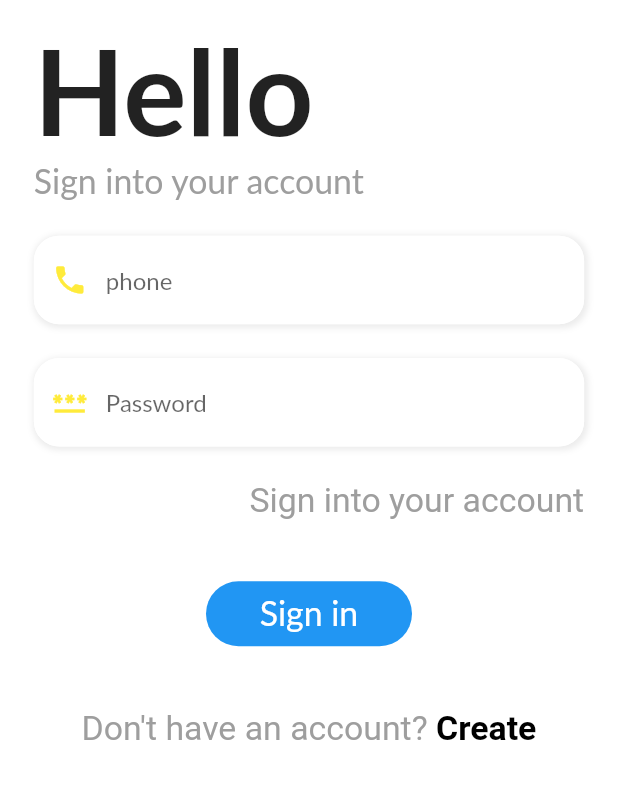
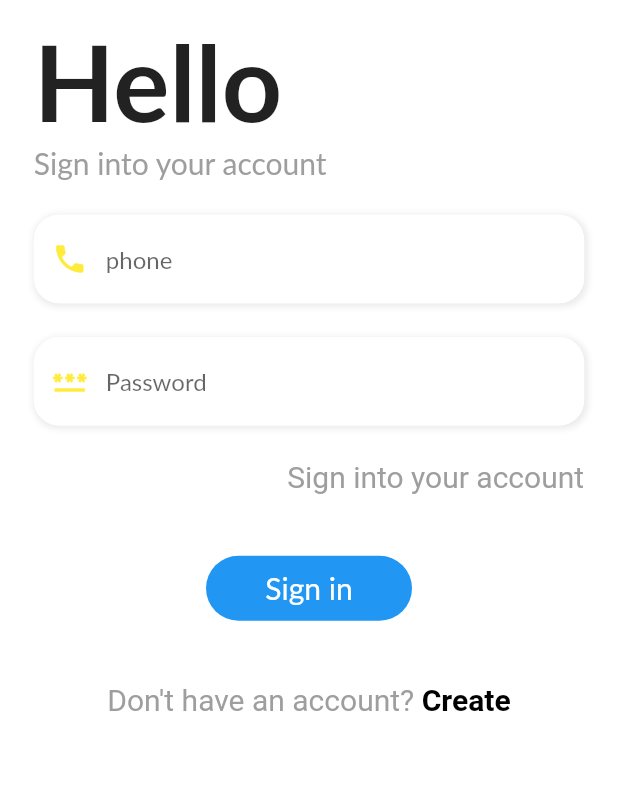
Before and after one commit to FrostElAkuma/Twaste, a Flutter app: the AccountPage screen opened directly, after a tap on "Sign in", on a phone screen of 412 x 824 dp, the part 352-1151 px from its top. Run offline on Flutter 3.47's test engine with Material 2 defaults, Android fonts, the phone set to English and light mode, and no system bars; our stand-ins replace dots_indicator, firebase_core, firebase_messaging, flutter_local_notifications, flutter_typeahead, geocoding and 6 more; missing offline and left inert: google_maps_webservice; accounts and stored records are empty; network calls fail; Roboto replaces fonts that are missing (Lato).

Commit message:
Some attempts to make App more responsive

```diff
--- a/lib/my_widgets/distance_time.dart
+++ b/lib/my_widgets/distance_time.dart
@@ -21,7 +21,7 @@ class DistanceTime extends StatelessWidget {
           color: iconColor,
           size: Dimensions.iconSize24,
         ),
-        const SizedBox(width: 5),
+        SizedBox(width: Dimensions.width10 / 2),
         SmallText(
           text: text,
         )
--- a/lib/my_widgets/my_text.dart
+++ b/lib/my_widgets/my_text.dart
@@ -59,6 +59,7 @@ class SmallText extends StatelessWidget {
         color: color,
         fontSize: size,
         height: height,
+        overflow: TextOverflow.ellipsis,
       ),
     );
   }
--- a/lib/utils/dimensions.dart
+++ b/lib/utils/dimensions.dart
@@ -6,6 +6,7 @@ class Dimensions {
 
   //731.4285714285714 / 220 = 3.325 // we got the 731.4 from the device width i was working on. so we are using the 3.235 as a scaling factors. we got 220 because that is the original size that we want
   //dynamic values for padding margin etc.
+  //Screen width =411.43
   static double pageVeiw = screenHeight / 2.28571;
   static double pageVeiwContainer = screenHeight / 3.325;
   static double pageVeiwTextContainer = screenHeight / 6.095;
@@ -18,9 +19,9 @@ class Dimensions {
   static double height45 = screenHeight / 16.25;
 
   //font
-  static double font12 = screenHeight / 60.9;
+  static double font12 = screenWidth / 34.3;
   static double font16 = screenHeight / 45.7;
-  static double font20 = screenHeight / 36.5;
+  static double font20 = screenWidth / 20.5715;
   static double font26 = screenHeight / 28.1;
 
   //radius
@@ -37,6 +38,7 @@ class Dimensions {
 
   //Icon size
   static double iconSize24 = screenHeight / 30.47;
+  static double iconSize20 = screenHeight / 36.5;
   static double iconSize16 = screenHeight / 45.7;
 
   //For our main restaurant cards
--- a/lib/utils/my_constants.dart
+++ b/lib/utils/my_constants.dart
@@ -4,7 +4,7 @@ class MyConstants {
 
   //10.0.2.2:8000 127.0.0.1:8000 mvs.bslmeiyu.com ngrok http 127.0.0.1:8000
   //Since I am developing on android. When trying on IOS make sure that everything thing is ok. I need to add some specific code for IOS later
-  static const String BASE_URL = "https://d522-2-49-197-102.ngrok-free.app";
+  static const String BASE_URL = "https://9735-2-49-197-102.ngrok-free.app";
   static const String POPULAR_PRODUCT_URI = "/api/v1/products/popular";
   static const String RECOMMENDED_PRODUCT_URI = "/api/v1/products/recommended";
   static const String UPDATE_REMAINING_URI = "/api/v1/products/updateRemaining";
```
Also changed, not shown: lib/my_pages/home/body_page.dart (+10 -2 lines), lib/my_pages/restaurant/restaurant_page.dart (+11 -9 lines).
